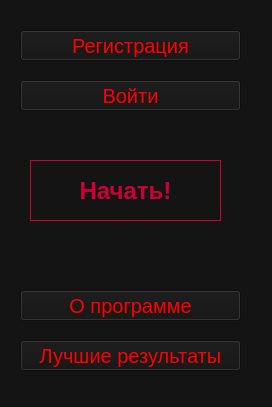
Qt form yandex_lyceum_project/head_menu.ui (Keysiks/PYQT_Project-Typing_Test) before a commit.
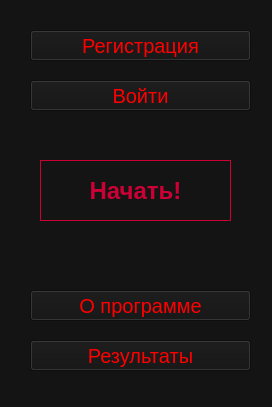
The same form after that commit.

Patch:
```diff
--- a/yandex_lyceum_project/head_menu.ui
+++ b/yandex_lyceum_project/head_menu.ui
@@ -35,7 +35,7 @@
    <widget class="QPushButton" name="button_begin">
     <property name="geometry">
      <rect>
-      <x>30</x>
+      <x>40</x>
       <y>160</y>
       <width>191</width>
       <height>61</height>
@@ -62,7 +62,7 @@
    <widget class="QPushButton" name="button_about_programm">
     <property name="geometry">
      <rect>
-      <x>20</x>
+      <x>30</x>
       <y>290</y>
       <width>221</width>
       <height>31</height>
@@ -85,7 +85,7 @@
    <widget class="QPushButton" name="button_come_in">
     <property name="geometry">
      <rect>
-      <x>20</x>
+      <x>30</x>
       <y>80</y>
       <width>221</width>
       <height>31</height>
@@ -108,7 +108,7 @@
    <widget class="QPushButton" name="head_button_registr">
     <property name="geometry">
      <rect>
-      <x>20</x>
+      <x>30</x>
       <y>30</y>
       <width>221</width>
       <height>31</height>
@@ -131,7 +131,7 @@
    <widget class="QPushButton" name="button_lider_list">
     <property name="geometry">
      <rect>
-      <x>20</x>
+      <x>30</x>
       <y>340</y>
       <width>221</width>
       <height>31</height>
@@ -148,7 +148,7 @@
 }</string>
     </property>
     <property name="text">
-     <string>Лучшие результаты</string>
+     <string>Результаты</string>
     </property>
    </widget>
    <zorder>button_lider_list</zorder>
```
Left out of the diff: 4 changed lines with no effect on the pictures.
